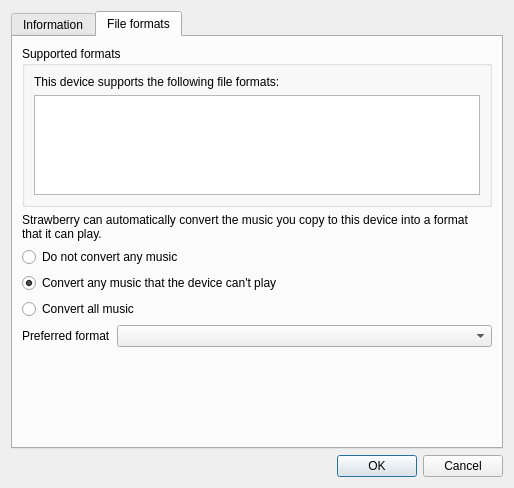
goshitsarch-eng/Orange, file src/device/deviceproperties.ui: the form before one commit.
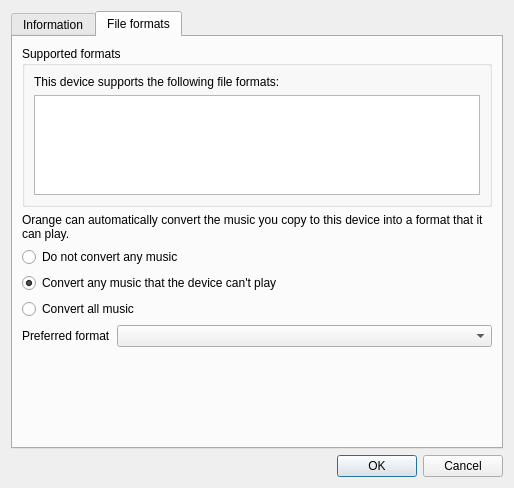
The form after the commit. Icons and pictures are not drawn. Custom widgets are drawn as their Qt base class.

Commit message: Rename the fork to Orange and follow the KDE look and feel

Patch:
```diff
--- a/src/device/deviceproperties.ui
+++ b/src/device/deviceproperties.ui
@@ -232,7 +232,7 @@
            <item>
             <widget class="QLabel" name="label_3">
              <property name="text">
-              <string>Strawberry can automatically convert the music you copy to this device into a format that it can play.</string>
+              <string>Orange can automatically convert the music you copy to this device into a format that it can play.</string>
              </property>
              <property name="wordWrap">
               <bool>true</bool>
```
Left out of the diff: 2 changed lines with no effect on the pictures. The commit also changes 53 other files.
